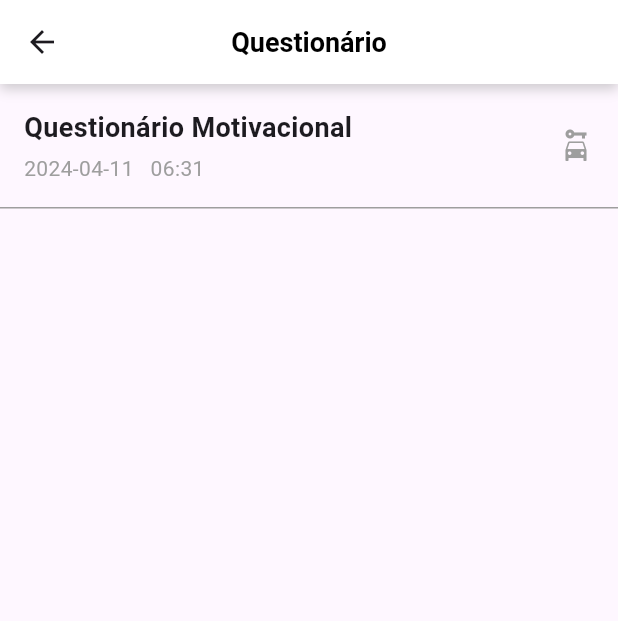
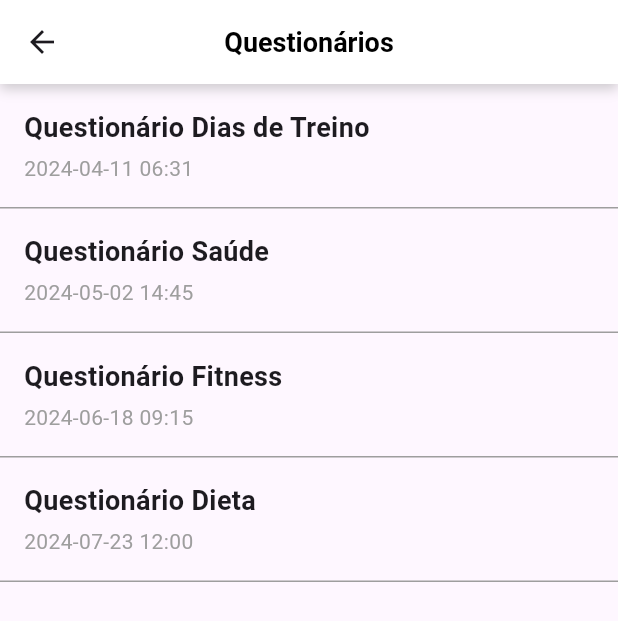
Before and after one commit to Raph40/Flutter_Trabalho_Final, a Flutter app: the questionarioPage screen opened directly, on a phone screen of 412 x 824 dp. Shown: the top 621 px of the screen. Run offline on Flutter 3.47's test engine with Material 3 defaults, Android fonts, the phone set to English and light mode, and no system bars; our stand-ins replace cloud_firestore, firebase_auth, firebase_core, fl_chart, flutter_local_notifications, material_design_icons_flutter and 2 more; missing offline and left inert: colorful_iconify_flutter, iconify_flutter; accounts and stored records are empty.

Commit message:
Update: Questionários feito

```diff
--- a/lib/questinario.dart
+++ b/lib/questinario.dart
@@ -1,7 +1,7 @@
 import 'package:flutter/material.dart';
 
-class questionario extends StatelessWidget {
-  const questionario({super.key});
+class Questionario extends StatelessWidget {
+  const Questionario({super.key});
 
   @override
   Widget build(BuildContext context) {
@@ -20,6 +20,129 @@ class questionarioPage extends StatefulWidget {
 }
 
 class _questionarioPageState extends State<questionarioPage> {
+  // Lista de questionários com título e data/hora
+  final List<Map<String, String>> questionarios = [
+    {'titulo': 'Questionário Dias de Treino', 'data': '2024-04-11 06:31'},
+    {'titulo': 'Questionário Saúde', 'data': '2024-05-02 14:45'},
+    {'titulo': 'Questionário Fitness', 'data': '2024-06-18 09:15'},
+    {'titulo': 'Questionário Dieta', 'data': '2024-07-23 12:00'},
+  ];
+
+  // Perguntas específicas para cada questionário
+  final Map<String, List<String>> perguntas = {
+    'Questionário Dias de Treino': [
+      'Quantos dias por semana você treina?',
+      'Qual tipo de treino você prefere?',
+      'Você utiliza algum suplemento?'
+    ],
+    'Questionário Saúde': [
+      'Você faz exames médicos regularmente?',
+      'Como está seu nível de estresse?',
+      'Você tem alguma condição de saúde crônica?'
+    ],
+    'Questionário Fitness': [
+      'Qual é seu objetivo principal com o fitness?',
+      'Qual é sua rotina de exercícios?',
+      'Você faz acompanhamento com um profissional?'
+    ],
+    'Questionário Dieta': [
+      'Qual é seu tipo de dieta atual?',
+      'Você consome frutas e vegetais regularmente?',
+      'Você tem alguma restrição alimentar?'
+    ],
+  };
+
+  // Lista para controlar o status de envio de cada questionário
+  final List<bool> questionariosEnviados = [false, false, false, false];
+
+  // Função para exibir o popup com perguntas específicas
+  void _mostrarPopup(BuildContext context, String titulo, int index) {
+    final listaPerguntas = perguntas[titulo] ?? []; // Obtem as perguntas para o título
+    showDialog(
+      context: context,
+      builder: (context) {
+        return Dialog(
+          shape: RoundedRectangleBorder(
+            borderRadius: BorderRadius.circular(15),
+          ),
+          child: Container(
+            padding: EdgeInsets.all(16),
+            height: 500, // Aumenta o tamanho do popup (altura)
+            width: 350, // Aumenta a largura do popup
+            child: Column(
+              mainAxisSize: MainAxisSize.min,
+              children: [
+                Text(
+                  titulo,
+                  style: TextStyle(
+                    fontSize: 20,
+                    fontWeight: FontWeight.bold,
+                  ),
+                  textAlign: TextAlign.center,
+                ),
+                SizedBox(height: 20), // Espaçamento entre o título e as perguntas
+                ...listaPerguntas.map((pergunta) {
+                  return Padding(
+                    padding: const EdgeInsets.only(bottom: 5.0), // Mais espaçamento entre perguntas
+                    child: Column(
+                      crossAxisAlignment: CrossAxisAlignment.start,
+                      children: [
+                        Text(
+                          pergunta, // Pergunta
+                          style: TextStyle(
+                            fontSize: 17,
+                            fontWeight: FontWeight.w500,
+                          ),
+                        ),
+                        SizedBox(height: 8), // Espaçamento entre a pergunta e a caixa de texto
+                        TextField(
+                          decoration: InputDecoration(
+                            hintText: 'Resposta',
+                            border: InputBorder.none, // Remover a borda para uma linha simples
+                          ),
+                        ),
+                        Divider(), // Adiciona uma linha abaixo da caixa de texto (opcional)
+                      ],
+                    ),
+                  );
+                }).toList(),
+                SizedBox(height: 20),
+                Row(
+                  mainAxisAlignment: MainAxisAlignment.spaceBetween,
+                  children: [
+                    TextButton(
+                      onPressed: () {
+                        Navigator.of(context).pop(); // Fecha o popup
+                      },
+                      child: Text('Cancelar'),
+                    ),
+                    ElevatedButton(
+                      onPressed: () {
+                        // Marca o questionário como enviado
+                        setState(() {
+                          questionariosEnviados[index] = true;
+                        });
+
+                        // Fecha o popup
+                        Navigator.of(context).pop();
+
+                        // Exibe o SnackBar
+                        ScaffoldMessenger.of(context).showSnackBar(
+                          SnackBar(content: Text('Questionário enviado com sucesso!')),
+                        );
+                      },
+                      child: Text('Enviar'),
+                    ),
+                  ],
+                ),
+              ],
+            ),
+          ),
+        );
+      },
+    );
+  }
+
   @override
   Widget build(BuildContext context) {
     return Scaffold(
@@ -41,7 +164,7 @@ class _questionarioPageState extends State<questionarioPage> {
             elevation: 0,
             centerTitle: true,
             title: Text(
-              "Questionário",
+              "Questionários",
               style: TextStyle(
                 color: Colors.black,
                 fontSize: 18,
@@ -51,34 +174,44 @@ class _questionarioPageState extends State<questionarioPage> {
           ),
         ),
       ),
-      body: Container(
-        padding: EdgeInsets.all(16), // Espaçamento interno
+      body: ListView.builder(
+        itemCount: questionarios.length,
+        itemBuilder: (context, index) {
+          final questionario = questionarios[index];
+
+          // Verifica se o questionário foi enviado
+          bool questionarioEnviado = questionariosEnviados[index];
+
+          return GestureDetector(
+            onTap: questionarioEnviado
+                ? null // Desabilita o clique se o questionário foi enviado
+                : () => _mostrarPopup(context, questionario['titulo']!, index),
+            child: Container(
+              padding: EdgeInsets.all(16),
               decoration: BoxDecoration(
                 border: Border(
                   bottom: BorderSide(
-              color: Colors.grey, // Cor da linha
-              width: 1.0, // Espessura da linha para maior visibilidade
+                    color: Colors.grey,
+                    width: 1.0,
                   ),
                 ),
               ),
-        child: Row(
-          crossAxisAlignment: CrossAxisAlignment.center, // Centraliza verticalmente os itens
+              child: Stack(
                 children: [
-            Expanded(
-              child: Column(
+                  Column(
                     crossAxisAlignment: CrossAxisAlignment.start,
-                mainAxisSize: MainAxisSize.min, // Garante que a coluna use apenas o espaço necessário
                     children: [
+                      // Texto do questionário
                       Text(
-                    'Questionário Motivacional',
+                        questionario['titulo']!,
                         style: TextStyle(
                           fontSize: 18,
                           fontWeight: FontWeight.bold,
                         ),
                       ),
-                  SizedBox(height: 4), // Espaçamento entre os textos
+                      SizedBox(height: 4),
                       Text(
-                    '2024-04-11   06:31',
+                        questionario['data']!,
                         style: TextStyle(
                           fontSize: 14,
                           color: Colors.grey,
@@ -86,16 +219,23 @@ class _questionarioPageState extends State<questionarioPage> {
                       ),
                     ],
                   ),
+                  // A seta verde de envio, que aparece no canto direito quando enviado
+                  if (questionarioEnviado)
+                    Positioned(
+                      top: 10,
+                      right: 10,
+                      child: Icon(
+                        Icons.check_circle,
+                        color: Colors.green,
+                        size: 24,
                       ),
-            SizedBox(width: 8), // Espaçamento entre o texto e o ícone
-            Icon(
-              Icons.car_rental, // Ícone
-              color: Colors.grey, // Cor do ícone
-              size: 24, // Tamanho do ícone
                     ),
                 ],
               ),
             ),
           );
+        },
+      ),
+    );
   }
 }
```
Lines whose indentation alone changed are shown as unchanged.
